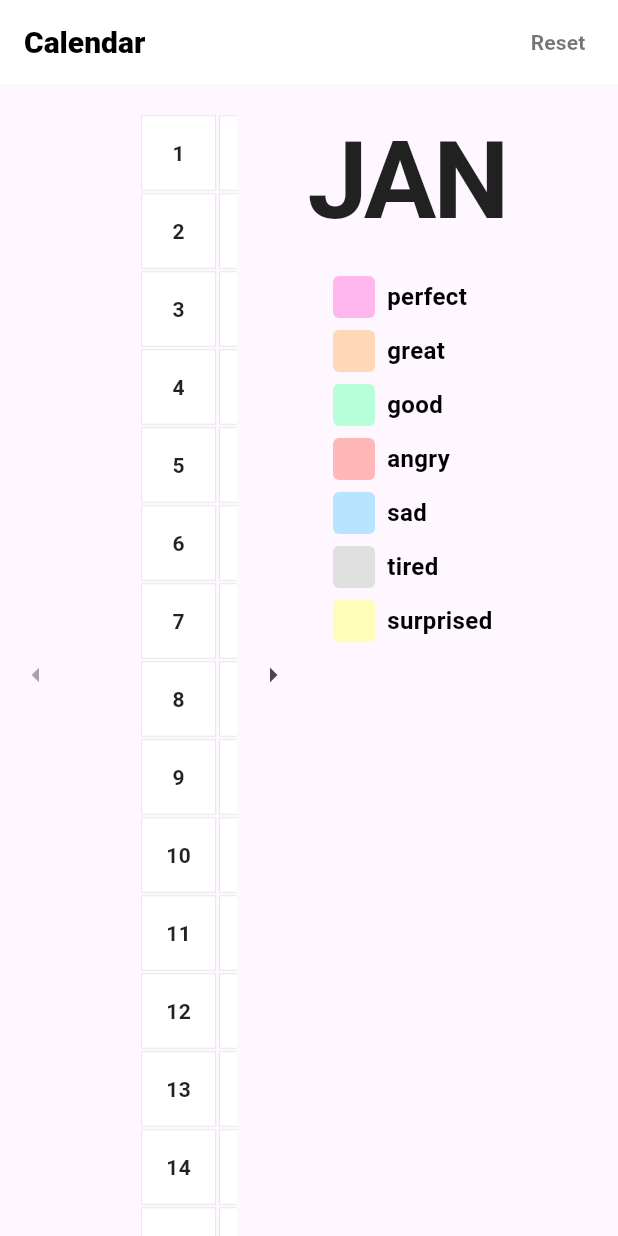
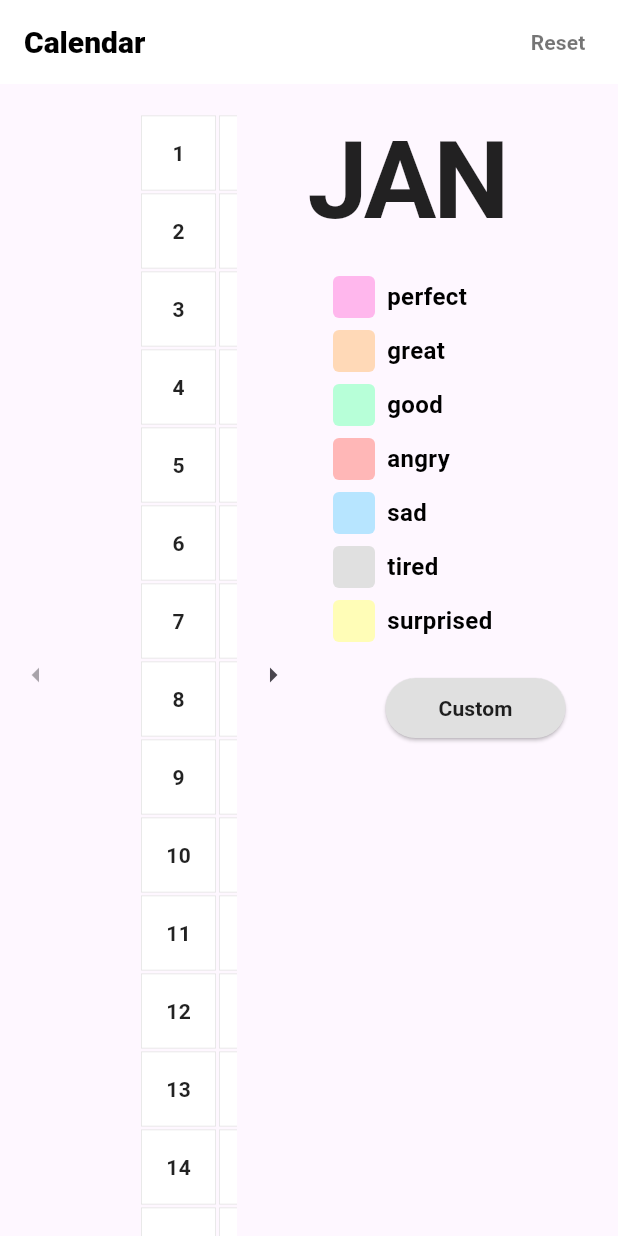
Before and after one commit to Batjimin/moodrecord, a Flutter app: the screen it shows after launch, on a phone screen of 412 x 824 dp. Run offline on Flutter 3.47's test engine with Material 3 defaults, Android fonts, the phone set to English and light mode, and no system bars; our stand-ins replace flutter_colorpicker, google_fonts.

Commit message:
색상 커스텀 기능 추가

```diff
--- a/lib/models/mood_color.dart
+++ b/lib/models/mood_color.dart
@@ -1,14 +1,14 @@
 import 'package:flutter/material.dart';
 
 class MoodColor {
-  static const Map<String, Color> moodColors = {
-    'perfect': Color(0xFFFFB7ED),
-    'great': Color(0xFFFFD9B7),
-    'good': Color(0xFFB7FFD8),
-    'angry': Color(0xFFFFB7B7),
-    'sad': Color(0xFFB7E5FF),
-    'tired': Color(0xFFE0E0E0),
-    'surprised': Color(0xFFFFFDB7),
+  static Map<String, Color> moodColors = {
+    'perfect': const Color(0xFFFFB7ED),
+    'great': const Color(0xFFFFD9B7),
+    'good': const Color(0xFFB7FFD8),
+    'angry': const Color(0xFFFFB7B7),
+    'sad': const Color(0xFFB7E5FF),
+    'tired': const Color(0xFFE0E0E0),
+    'surprised': const Color(0xFFFFFDB7),
   };
 
   static const List<String> months = [
--- a/lib/widgets/mood_selector.dart
+++ b/lib/widgets/mood_selector.dart
@@ -1,5 +1,6 @@
 import 'package:flutter/material.dart';
 import '../models/mood_color.dart';
+import '../pages/custom_color_page.dart';
 
 class MoodSelector extends StatelessWidget {
   final Function(Color) onMoodSelected;
@@ -17,7 +18,8 @@ class MoodSelector extends StatelessWidget {
       margin: const EdgeInsets.only(left: 16),
       child: Column(
         crossAxisAlignment: CrossAxisAlignment.start,
-        children: MoodColor.moodColors.entries.map((entry) {
+        children: [
+          ...MoodColor.moodColors.entries.map((entry) {
             return Padding(
               padding: const EdgeInsets.symmetric(vertical: 4),
               child: GestureDetector(
@@ -49,7 +51,35 @@ class MoodSelector extends StatelessWidget {
                 ),
               ),
             );
-        }).toList(),
+          }),
+          const SizedBox(height: 16),
+          Center(
+            child: ElevatedButton(
+              style: ElevatedButton.styleFrom(
+                backgroundColor: Colors.grey[300],
+                minimumSize: const Size(120, 40),
+                shape: RoundedRectangleBorder(
+                  borderRadius: BorderRadius.circular(20),
+                ),
+              ),
+              onPressed: () {
+                Navigator.push(
+                  context,
+                  MaterialPageRoute(
+                    builder: (context) => const CustomColorPage(),
+                  ),
+                );
+              },
+              child: const Text(
+                'Custom',
+                style: TextStyle(
+                  color: Colors.black87,
+                  fontWeight: FontWeight.w600,
+                ),
+              ),
+            ),
+          ),
+        ],
       ),
     );
   }
--- a/pubspec.yaml
+++ b/pubspec.yaml
@@ -33,6 +33,7 @@ dependencies:
   google_fonts: ^6.1.0
   shared_preferences: ^2.2.2
   path_provider: ^2.1.2
+  flutter_colorpicker: ^1.0.3
 
   # The following adds the Cupertino Icons font to your application.
   # Use with the CupertinoIcons class for iOS style icons.
```
Also changed, not shown: lib/pages/custom_color_page.dart (added, +128 -0 lines), pubspec.lock. Lines whose indentation alone changed are shown as unchanged.
